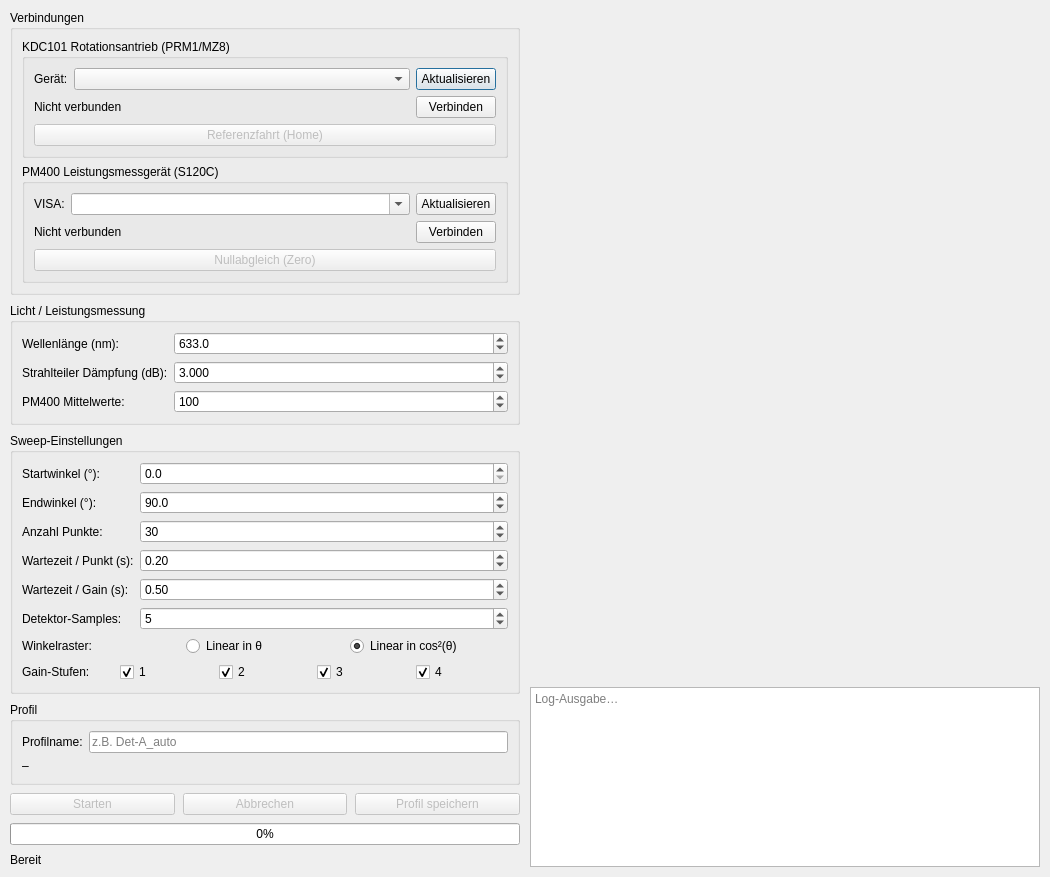
cckssr/polarisation-ui, file polarisation_ui/pyqt/auto_power_calibration.ui: the form before one commit.
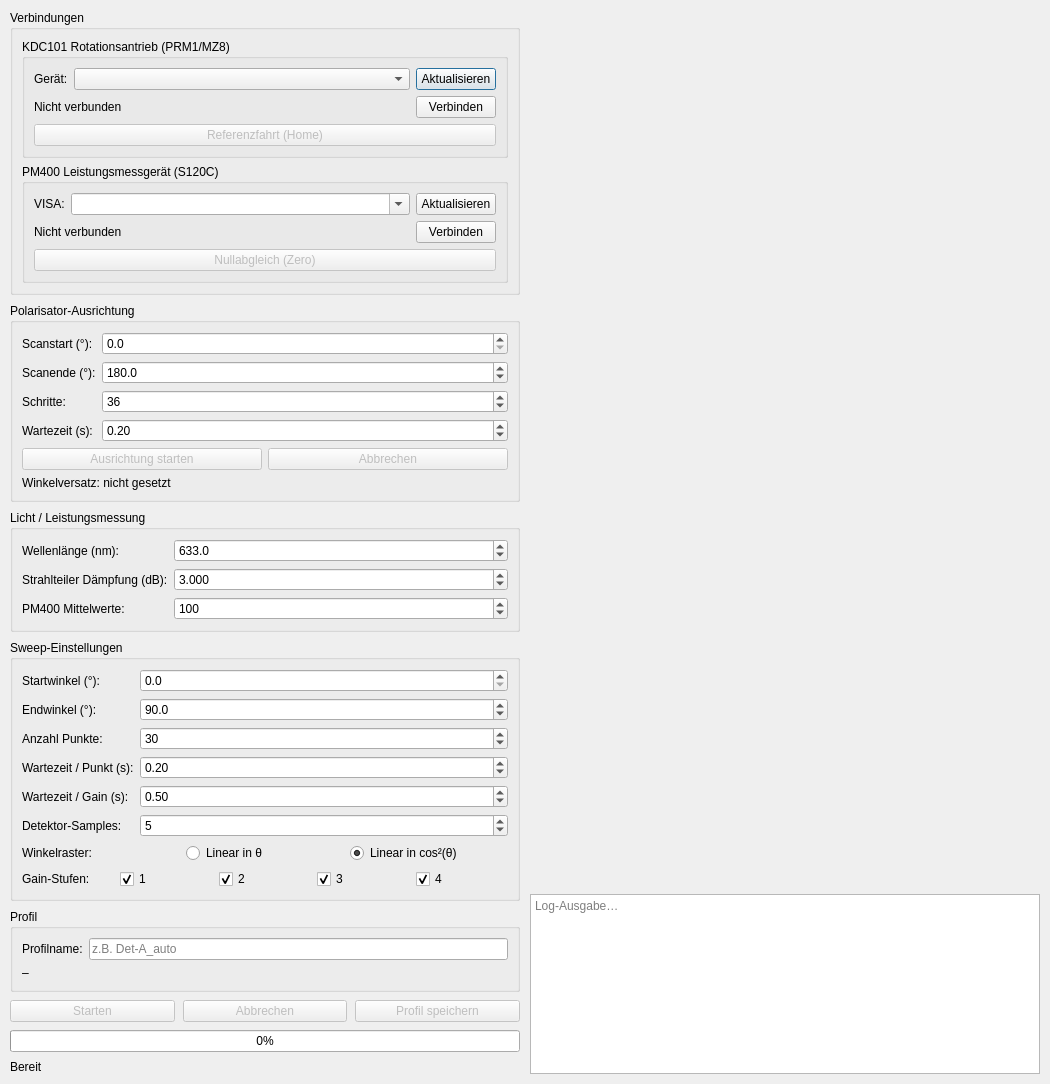
The form after the commit. Custom widgets are drawn as their Qt base class.

Commit message: feat: polariser auto-alignment scan and hardware pytest fixtures

The edit to the form file:
```diff
--- a/polarisation_ui/pyqt/auto_power_calibration.ui
+++ b/polarisation_ui/pyqt/auto_power_calibration.ui
@@ -160,6 +160,175 @@
        </layout>
       </widget>
      </item>
+     <item>
+      <widget class="QGroupBox" name="gbAlignment">
+       <property name="title">
+        <string>Polarisator-Ausrichtung</string>
+       </property>
+       <layout class="QVBoxLayout" name="alignLayout">
+        <item>
+         <layout class="QFormLayout" name="alignForm">
+          <item row="0" column="0">
+           <widget class="QLabel" name="lblAlignStart">
+            <property name="text">
+             <string>Scanstart (°):</string>
+            </property>
+           </widget>
+          </item>
+          <item row="0" column="1">
+           <widget class="QDoubleSpinBox" name="spinAlignStart">
+            <property name="sizePolicy">
+             <sizepolicy hsizetype="Expanding" vsizetype="Fixed">
+              <horstretch>0</horstretch>
+              <verstretch>0</verstretch>
+             </sizepolicy>
+            </property>
+            <property name="toolTip">
+             <string>Startwinkel des Ausrichtungsscans (physikalische Stufenposition)</string>
+            </property>
+            <property name="decimals">
+             <number>1</number>
+            </property>
+            <property name="minimum">
+             <double>0.0</double>
+            </property>
+            <property name="maximum">
+             <double>360.0</double>
+            </property>
+            <property name="value">
+             <double>0.0</double>
+            </property>
+           </widget>
+          </item>
+          <item row="1" column="0">
+           <widget class="QLabel" name="lblAlignEnd">
+            <property name="text">
+             <string>Scanende (°):</string>
+            </property>
+           </widget>
+          </item>
+          <item row="1" column="1">
+           <widget class="QDoubleSpinBox" name="spinAlignEnd">
+            <property name="sizePolicy">
+             <sizepolicy hsizetype="Expanding" vsizetype="Fixed">
+              <horstretch>0</horstretch>
+              <verstretch>0</verstretch>
+             </sizepolicy>
+            </property>
+            <property name="toolTip">
+             <string>Endwinkel des Ausrichtungsscans. 180° deckt eine volle cos²-Periode ab.</string>
+            </property>
+            <property name="decimals">
+             <number>1</number>
+            </property>
+            <property name="minimum">
+             <double>0.0</double>
+            </property>
+            <property name="maximum">
+             <double>360.0</double>
+            </property>
+            <property name="value">
+             <double>180.0</double>
+            </property>
+           </widget>
+          </item>
+          <item row="2" column="0">
+           <widget class="QLabel" name="lblAlignNPoints">
+            <property name="text">
+             <string>Schritte:</string>
+            </property>
+           </widget>
+          </item>
+          <item row="2" column="1">
+           <widget class="QSpinBox" name="spinAlignNPoints">
+            <property name="sizePolicy">
+             <sizepolicy hsizetype="Expanding" vsizetype="Fixed">
+              <horstretch>0</horstretch>
+              <verstretch>0</verstretch>
+             </sizepolicy>
+            </property>
+            <property name="toolTip">
+             <string>Anzahl Messpunkte im Ausrichtungsscan (empfohlen: ≥36 für 5°-Auflösung über 180°)</string>
+            </property>
+            <property name="minimum">
+             <number>3</number>
+            </property>
+            <property name="maximum">
+             <number>360</number>
+            </property>
+            <property name="value">
+             <number>36</number>
+            </property>
+           </widget>
+          </item>
+          <item row="3" column="0">
+           <widget class="QLabel" name="lblAlignSettle">
+            <property name="text">
+             <string>Wartezeit (s):</string>
+            </property>
+           </widget>
+          </item>
+          <item row="3" column="1">
+           <widget class="QDoubleSpinBox" name="spinAlignSettle">
+            <property name="sizePolicy">
+             <sizepolicy hsizetype="Expanding" vsizetype="Fixed">
+              <horstretch>0</horstretch>
+              <verstretch>0</verstretch>
+             </sizepolicy>
+            </property>
+            <property name="decimals">
+             <number>2</number>
+            </property>
+            <property name="minimum">
+             <double>0.0</double>
+            </property>
+            <property name="maximum">
+             <double>10.0</double>
+            </property>
+            <property name="singleStep">
+             <double>0.05</double>
+            </property>
+            <property name="value">
+             <double>0.2</double>
+            </property>
+           </widget>
+          </item>
+         </layout>
+        </item>
+        <item>
+         <layout class="QHBoxLayout" name="alignButtonLayout">
+          <item>
+           <widget class="QPushButton" name="btnAlignPolariser">
+            <property name="text">
+             <string>Ausrichtung starten</string>
+            </property>
+            <property name="enabled">
+             <bool>false</bool>
+            </property>
+           </widget>
+          </item>
+          <item>
+           <widget class="QPushButton" name="btnAbortAlign">
+            <property name="text">
+             <string>Abbrechen</string>
+            </property>
+            <property name="enabled">
+             <bool>false</bool>
+            </property>
+           </widget>
+          </item>
+         </layout>
+        </item>
+        <item>
+         <widget class="QLabel" name="lblAngleOffset">
+          <property name="text">
+           <string>Winkelversatz: nicht gesetzt</string>
+          </property>
+         </widget>
+        </item>
+       </layout>
+      </widget>
+     </item>
      <item>
       <widget class="QGroupBox" name="gbBeam">
        <property name="title">
```
The commit also changes 11 other files.
